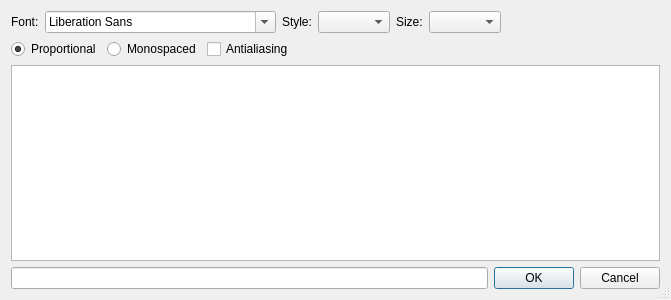
Before: the Qt Designer form controls/dialogfontselect.ui in riuson/lcd-image-converter, drawn with Qt 5.
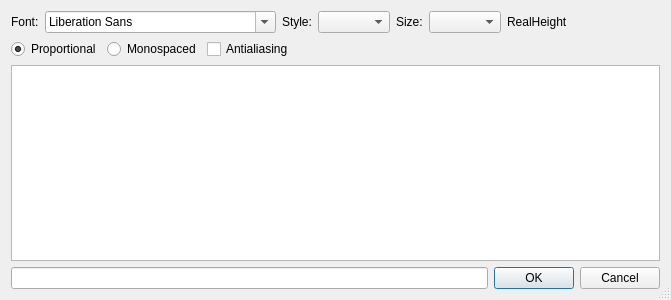
After: the same form once the commit is applied.

Commit message: Display real (maximum) height for selected font/style/size.

The edit to the form file:
```diff
--- a/controls/dialogfontselect.ui
+++ b/controls/dialogfontselect.ui
@@ -49,6 +49,13 @@
      <item>
       <widget class="QComboBox" name="comboBoxSize"/>
      </item>
+     <item>
+      <widget class="QLabel" name="labelRealHeight">
+       <property name="text">
+        <string>RealHeight</string>
+       </property>
+      </widget>
+     </item>
      <item>
       <spacer name="horizontalSpacer">
        <property name="orientation">
```
The commit also changes 1 other file.
